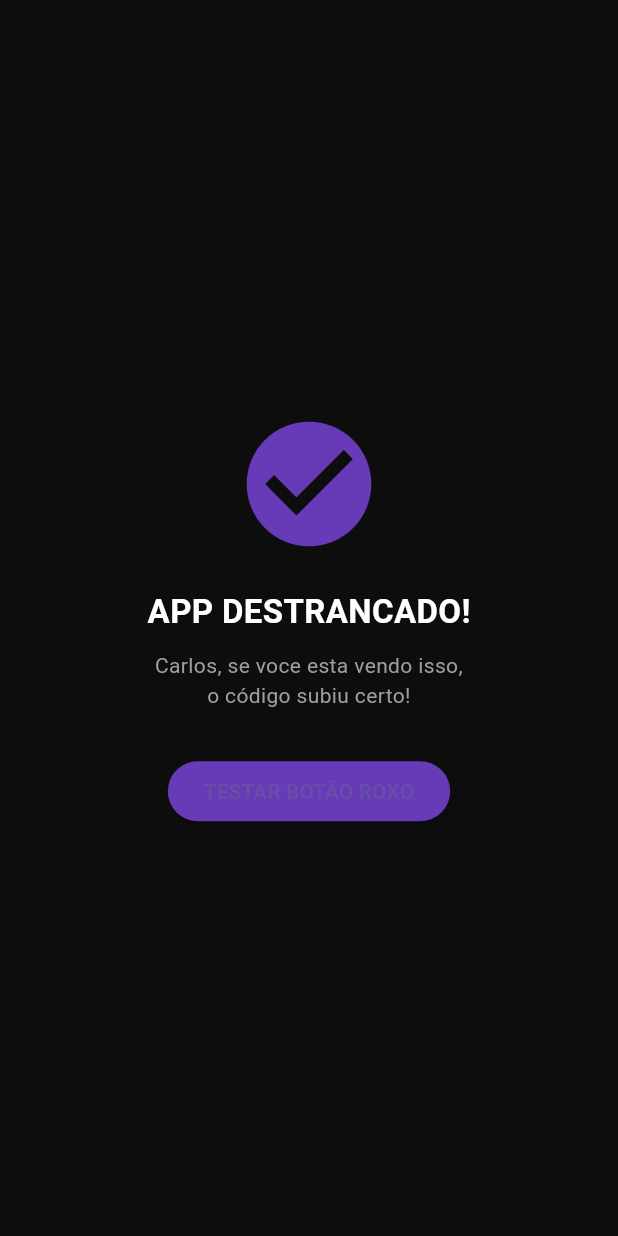
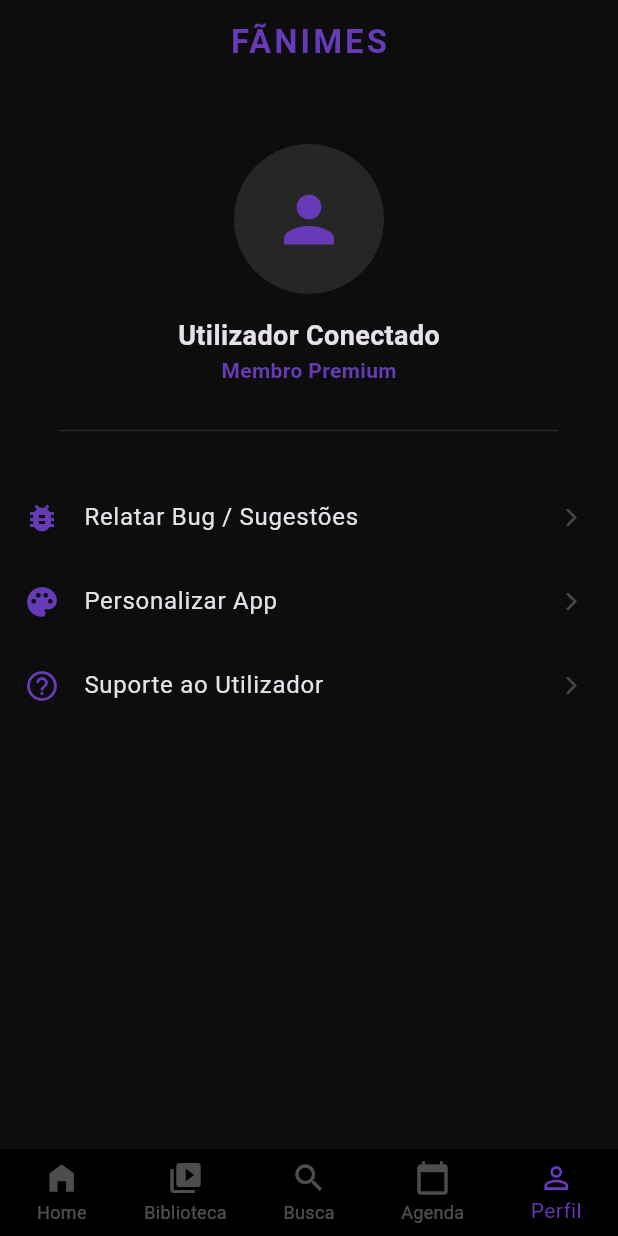
Before and after one commit to carlosandre1514-prog/fanimes, a Flutter app: the screen it shows after launch, on a phone screen of 412 x 824 dp. Run offline on Flutter 3.47's test engine with Material 3 defaults, Android fonts, the phone set to English and light mode, and no system bars; our stand-ins replace firebase_auth, firebase_core; accounts and stored records are empty.

Commit message:
FAnimes: Versao Estavel com ADM Geral

```diff
--- a/lib/main.dart
+++ b/lib/main.dart
@@ -1,44 +1,127 @@
 import 'package:flutter/material.dart';
 import 'package:firebase_core/firebase_core.dart';
+import 'package:firebase_auth/firebase_auth.dart';
 
 void main() async {
   WidgetsFlutterBinding.ensureInitialized();
   try {
-    // Inicializa o Firebase. Se falhar, ele pula para o app sem travar.
-    await Firebase.initializeApp().timeout(const Duration(seconds: 5));
+    // Inicialização robusta para evitar a tela vermelha
+    await Firebase.initializeApp().timeout(const Duration(seconds: 10));
   } catch (e) {
-    print("Firebase indisponivel: $e");
+    debugPrint("Firebase Offline: $e");
   }
-  runApp(const MaterialApp(
-    debugShowCheckedModeBanner: false,
-    home: PaginaTeste(),
-  ));
+  runApp(const FanimesApp());
 }
 
-class PaginaTeste extends StatelessWidget {
-  const PaginaTeste({super.key});
+// Cores Oficiais que definiste
+const Color roxoAura = Color(0xFF673AB7);
+const Color pretoEletrico = Color(0xFF0D0D0D);
+
+class FanimesApp extends StatelessWidget {
+  const FanimesApp({super.key});
   @override
   Widget build(BuildContext context) {
+    return MaterialApp(
+      debugShowCheckedModeBanner: false,
+      theme: ThemeData.dark().copyWith(
+        scaffoldBackgroundColor: pretoEletrico,
+        primaryColor: roxoAura,
+      ),
+      home: const MainNavigation(),
+    );
+  }
+}
+
+class MainNavigation extends StatefulWidget {
+  const MainNavigation({super.key});
+  @override
+  State<MainNavigation> createState() => _MainNavigationState();
+}
+
+class _MainNavigationState extends State<MainNavigation> {
+  int _selectedIndex = 4; // Abre no Perfil para veres o ADM Geral
+  User? user = FirebaseAuth.instance.currentUser;
+
+  @override
+  void initState() {
+    super.initState();
+    FirebaseAuth.instance.authStateChanges().listen((u) {
+      if (mounted) setState(() => user = u);
+    });
+  }
+
+  @override
+  Widget build(BuildContext context) {
+    // Reconhece-te como administrador pelo e-mail
+    bool isCarlosAdm = user?.email == "carlosandre.ad1514@gmail.com";
+
     return Scaffold(
-      backgroundColor: const Color(0xFF0D0D0D),
-      body: Center(
-        child: Column(
-          mainAxisAlignment: MainAxisAlignment.center,
-          children: [
-            const Icon(Icons.check_circle, color: Color(0xFF673AB7), size: 100),
-            const SizedBox(height: 20),
-            const Text("APP DESTRANCADO!", style: TextStyle(color: Colors.white, fontSize: 22, fontWeight: FontWeight.bold)),
-            const SizedBox(height: 10),
-            const Text("Carlos, se voce esta vendo isso,\no código subiu certo!", textAlign: TextAlign.center, style: TextStyle(color: Colors.grey)),
-            const SizedBox(height: 30),
-            ElevatedButton(
-              style: ElevatedButton.styleFrom(backgroundColor: const Color(0xFF673AB7)),
-              onPressed: () => print("Botao Aura funcionando"),
-              child: const Text("TESTAR BOTÃO ROXO"),
-            )
-          ],
-        ),
+      // Resolve o problema do teclado tapar o conteúdo
+      resizeToAvoidBottomInset: true,
+      appBar: AppBar(
+        backgroundColor: Colors.transparent,
+        elevation: 0,
+        title: const Text("FÃNIMES", style: TextStyle(color: roxoAura, fontWeight: FontWeight.bold, letterSpacing: 2)),
+        centerTitle: true,
+        actions: [
+          if (isCarlosAdm)
+            IconButton(icon: const Icon(Icons.admin_panel_settings, color: roxoAura), onPressed: () {}),
+        ],
+      ),
+      body: _selectedIndex == 4 ? _perfil(isCarlosAdm) : _emDesenvolvimento(),
+      bottomNavigationBar: BottomNavigationBar(
+        currentIndex: _selectedIndex,
+        onTap: (i) => setState(() => _selectedIndex = i),
+        selectedItemColor: roxoAura,
+        unselectedItemColor: Colors.white30,
+        type: BottomNavigationBarType.fixed,
+        backgroundColor: Colors.black,
+        items: const [
+          BottomNavigationBarItem(icon: Icon(Icons.home_filled), label: 'Home'),
+          BottomNavigationBarItem(icon: Icon(Icons.video_library), label: 'Biblioteca'),
+          BottomNavigationBarItem(icon: Icon(Icons.search), label: 'Busca'),
+          BottomNavigationBarItem(icon: Icon(Icons.calendar_today), label: 'Agenda'),
+          BottomNavigationBarItem(icon: Icon(Icons.person_outline), label: 'Perfil'),
+        ],
       ),
     );
   }
+
+  Widget _perfil(bool adm) {
+    return SingleChildScrollView(
+      child: Column(
+        children: [
+          const SizedBox(height: 40),
+          const CircleAvatar(radius: 50, backgroundColor: Colors.white10, child: Icon(Icons.person, color: roxoAura, size: 50)),
+          const SizedBox(height: 15),
+          Text(user?.email ?? "Utilizador Conectado", style: const TextStyle(fontSize: 18, fontWeight: FontWeight.bold)),
+          // Agora o cargo aparece corretamente em Roxo Aura
+          Text(adm ? "ADM Geral" : "Membro Premium", style: const TextStyle(color: roxoAura, fontWeight: FontWeight.bold)),
+          const Divider(height: 60, color: Colors.white12, indent: 40, endIndent: 40),
+          _itemMenu(Icons.bug_report, "Relatar Bug / Sugestões"),
+          _itemMenu(Icons.palette, "Personalizar App"),
+          _itemMenu(Icons.help_outline, "Suporte ao Utilizador"),
+          if (user != null)
+            ListTile(
+              leading: const Icon(Icons.exit_to_app, color: Colors.redAccent),
+              title: const Text("Sair da Conta"),
+              onTap: () => FirebaseAuth.instance.signOut(),
+            ),
+        ],
+      ),
+    );
+  }
+
+  Widget _itemMenu(IconData icon, String titulo) {
+    return ListTile(
+      leading: Icon(icon, color: roxoAura),
+      title: Text(titulo),
+      trailing: const Icon(Icons.arrow_forward_ios, size: 14, color: Colors.white24),
+      onTap: () {},
+    );
+  }
+
+  Widget _emDesenvolvimento() {
+    return const Center(child: Text("Em desenvolvimento...", style: TextStyle(color: Colors.white30)));
+  }
 }
```
